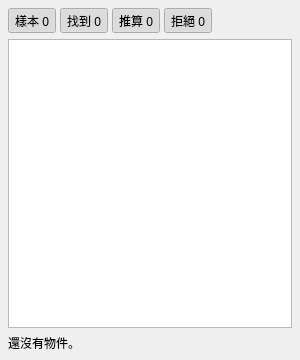
Before: the Qt Designer form src/presentation/objects/ObjectsPanel.ui in chielinHsu/AutomaticDetectionDev, drawn with Qt 5.
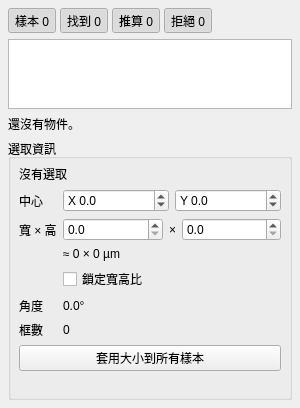
After: the same form once the commit is applied.

Commit message: [Caspar]feat: 選取資訊表單用數字改中心與寬高，樣本庫 dock 列出板子上的樣本

Diff of the .ui file:
```diff
--- a/src/presentation/objects/ObjectsPanel.ui
+++ b/src/presentation/objects/ObjectsPanel.ui
@@ -10,7 +10,7 @@
     <height>360</height>
    </rect>
   </property>
-  <layout class="QVBoxLayout" name="column" stretch="0,1,0">
+  <layout class="QVBoxLayout" name="column" stretch="0,1,0,0">
    <property name="spacing">
     <number>6</number>
    </property>
@@ -148,6 +148,223 @@
      </property>
     </widget>
    </item>
+   <item>
+    <widget class="QGroupBox" name="selectionBox">
+     <property name="title">
+      <string notr="true">選取資訊</string>
+     </property>
+     <layout class="QFormLayout" name="selectionForm">
+      <property name="leftMargin">
+       <number>8</number>
+      </property>
+      <property name="topMargin">
+       <number>6</number>
+      </property>
+      <property name="rightMargin">
+       <number>8</number>
+      </property>
+      <property name="bottomMargin">
+       <number>6</number>
+      </property>
+      <item row="0" column="0" colspan="2">
+       <widget class="QLabel" name="selectionSummary">
+        <property name="text">
+         <string notr="true">沒有選取</string>
+        </property>
+        <property name="wordWrap">
+         <bool>true</bool>
+        </property>
+       </widget>
+      </item>
+      <item row="1" column="0">
+       <widget class="QLabel" name="centerLabel">
+        <property name="text">
+         <string notr="true">中心</string>
+        </property>
+       </widget>
+      </item>
+      <item row="1" column="1">
+       <widget class="QWidget" name="centerRow" native="true">
+        <layout class="QHBoxLayout" name="centerLayout" stretch="1,1">
+         <property name="leftMargin">
+          <number>0</number>
+         </property>
+         <property name="topMargin">
+          <number>0</number>
+         </property>
+         <property name="rightMargin">
+          <number>0</number>
+         </property>
+         <property name="bottomMargin">
+          <number>0</number>
+         </property>
+         <item>
+          <widget class="QDoubleSpinBox" name="centerX">
+           <property name="keyboardTracking">
+            <bool>false</bool>
+           </property>
+           <property name="prefix">
+            <string notr="true">X </string>
+           </property>
+           <property name="decimals">
+            <number>1</number>
+           </property>
+           <property name="minimum">
+            <double>-100000.000000000000000</double>
+           </property>
+           <property name="maximum">
+            <double>100000.000000000000000</double>
+           </property>
+          </widget>
+         </item>
+         <item>
+          <widget class="QDoubleSpinBox" name="centerY">
+           <property name="keyboardTracking">
+            <bool>false</bool>
+           </property>
+           <property name="prefix">
+            <string notr="true">Y </string>
+           </property>
+           <property name="decimals">
+            <number>1</number>
+           </property>
+           <property name="minimum">
+            <double>-100000.000000000000000</double>
+           </property>
+           <property name="maximum">
+            <double>100000.000000000000000</double>
+           </property>
+          </widget>
+         </item>
+        </layout>
+       </widget>
+      </item>
+      <item row="2" column="0">
+       <widget class="QLabel" name="sizeLabel">
+        <property name="text">
+         <string notr="true">寬 × 高</string>
+        </property>
+       </widget>
+      </item>
+      <item row="2" column="1">
+       <widget class="QWidget" name="sizeRow" native="true">
+        <layout class="QHBoxLayout" name="sizeLayout" stretch="1,0,1">
+         <property name="leftMargin">
+          <number>0</number>
+         </property>
+         <property name="topMargin">
+          <number>0</number>
+         </property>
+         <property name="rightMargin">
+          <number>0</number>
+         </property>
+         <property name="bottomMargin">
+          <number>0</number>
+         </property>
+         <item>
+          <widget class="QDoubleSpinBox" name="sizeW">
+           <property name="keyboardTracking">
+            <bool>false</bool>
+           </property>
+           <property name="decimals">
+            <number>1</number>
+           </property>
+           <property name="minimum">
+            <double>0.000000000000000</double>
+           </property>
+           <property name="maximum">
+            <double>100000.000000000000000</double>
+           </property>
+          </widget>
+         </item>
+         <item>
+          <widget class="QLabel" name="sizeTimes">
+           <property name="text">
+            <string notr="true">×</string>
+           </property>
+          </widget>
+         </item>
+         <item>
+          <widget class="QDoubleSpinBox" name="sizeH">
+           <property name="keyboardTracking">
+            <bool>false</bool>
+           </property>
+           <property name="decimals">
+            <number>1</number>
+           </property>
+           <property name="minimum">
+            <double>0.000000000000000</double>
+           </property>
+           <property name="maximum">
+            <double>100000.000000000000000</double>
+           </property>
+          </widget>
+         </item>
+        </layout>
+       </widget>
+      </item>
+      <item row="3" column="1">
+       <widget class="QLabel" name="sizeUm">
+        <property name="text">
+         <string notr="true">≈ 0 × 0 µm</string>
+        </property>
+       </widget>
+      </item>
+      <item row="4" column="1">
+       <widget class="QCheckBox" name="lockRatio">
+        <property name="text">
+         <string notr="true">鎖定寬高比</string>
+        </property>
+       </widget>
+      </item>
+      <item row="5" column="0">
+       <widget class="QLabel" name="angleLabel">
+        <property name="text">
+         <string notr="true">角度</string>
+        </property>
+       </widget>
+      </item>
+      <item row="5" column="1">
+       <widget class="QLabel" name="angleValue">
+        <property name="text">
+         <string notr="true">0.0°</string>
+        </property>
+       </widget>
+      </item>
+      <item row="6" column="0">
+       <widget class="QLabel" name="boxesLabel">
+        <property name="text">
+         <string notr="true">框數</string>
+        </property>
+       </widget>
+      </item>
+      <item row="6" column="1">
+       <widget class="QLabel" name="boxesValue">
+        <property name="text">
+         <string notr="true">0</string>
+        </property>
+       </widget>
+      </item>
+      <item row="7" column="0" colspan="2">
+       <widget class="QPushButton" name="applyToAll">
+        <property name="text">
+         <string notr="true">套用大小到所有樣本</string>
+        </property>
+       </widget>
+      </item>
+      <item row="8" column="0" colspan="2">
+       <widget class="QLabel" name="selectionNote">
+        <property name="text">
+         <string notr="true"/>
+        </property>
+        <property name="wordWrap">
+         <bool>true</bool>
+        </property>
+       </widget>
+      </item>
+     </layout>
+    </widget>
+   </item>
   </layout>
  </widget>
  <resources/>
```
The commit also changes 30 other files.
